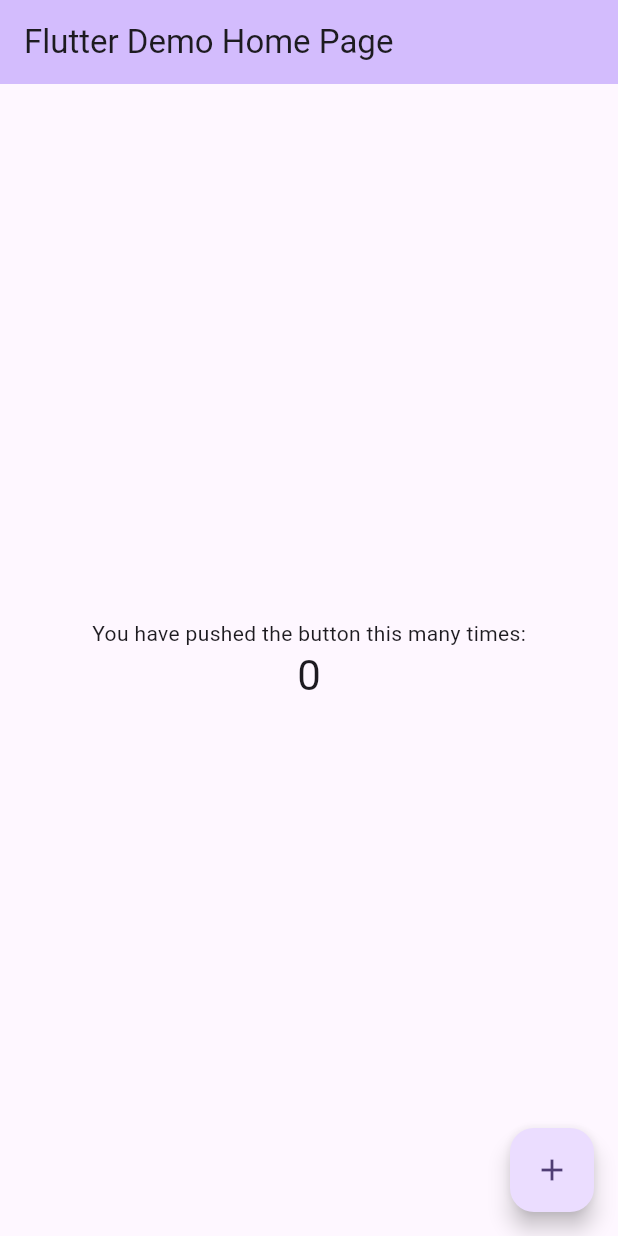
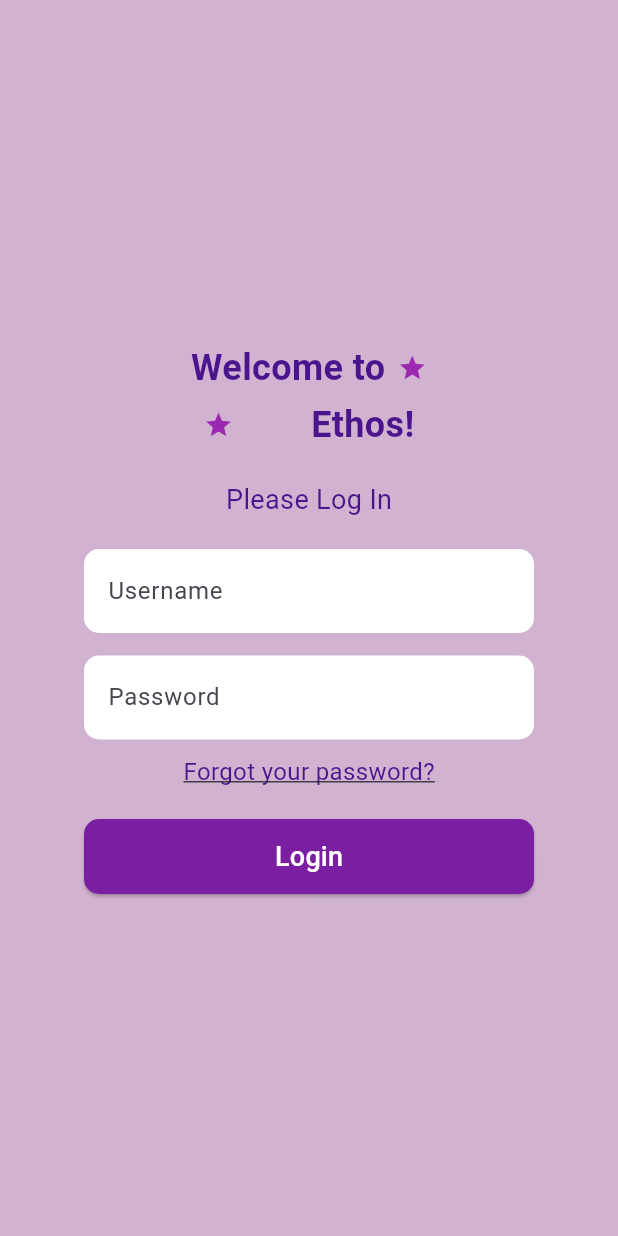
Before and after one commit to iogunbor/Ethical-AI-app, a Flutter app: the screen it shows after launch, on a phone screen of 412 x 824 dp. Run offline on Flutter 3.47's test engine with Material 3 defaults, Android fonts, the phone set to English and light mode, and no system bars.

Commit message:
Update main.dart
Working Landing page

```diff
--- a/lib/main.dart
+++ b/lib/main.dart
@@ -1,122 +1,202 @@
 import 'package:flutter/material.dart';
 
 void main() {
-  runApp(const MyApp());
+  runApp(MyApp());
 }
 
 class MyApp extends StatelessWidget {
-  const MyApp({super.key});
-
-  // This widget is the root of your application.
   @override
   Widget build(BuildContext context) {
     return MaterialApp(
+      debugShowCheckedModeBanner: false,
       title: 'Ethos App',
       theme: ThemeData(
-        // This is the theme of your application.
-        //
-        // TRY THIS: Try running your application with "flutter run". You'll see
-        // the application has a purple toolbar. Then, without quitting the app,
-        // try changing the seedColor in the colorScheme below to Colors.green
-        // and then invoke "hot reload" (save your changes or press the "hot
-        // reload" button in a Flutter-supported IDE, or press "r" if you used
-        // the command line to start the app).
-        //
-        // Notice that the counter didn't reset back to zero; the application
-        // state is not lost during the reload. To reset the state, use hot
-        // restart instead.
-        //
-        // This works for code too, not just values: Most code changes can be
-        // tested with just a hot reload.
-        colorScheme: ColorScheme.fromSeed(seedColor: Colors.deepPurple),
+        primarySwatch: Colors.purple,
       ),
-      home: const MyHomePage(title: 'Flutter Demo Home Page'),
+      initialRoute: '/',
+      routes: {
+        '/': (context) => LandingPage(),
+        '/passwordReset': (context) => PasswordResetPage(),
+        '/login' : (context) => LoggedInPage(),
+      },
     );
   }
 }
 
-class MyHomePage extends StatefulWidget {
-  const MyHomePage({super.key, required this.title});
-
-  // This widget is the home page of your application. It is stateful, meaning
-  // that it has a State object (defined below) that contains fields that affect
-  // how it looks.
-
-  // This class is the configuration for the state. It holds the values (in this
-  // case the title) provided by the parent (in this case the App widget) and
-  // used by the build method of the State. Fields in a Widget subclass are
-  // always marked "final".
-
-  final String title;
-
-  @override
-  State<MyHomePage> createState() => _MyHomePageState();
-}
-
-class _MyHomePageState extends State<MyHomePage> {
-  int _counter = 0;
-
-  void _incrementCounter() {
-    setState(() {
-      // This call to setState tells the Flutter framework that something has
-      // changed in this State, which causes it to rerun the build method below
-      // so that the display can reflect the updated values. If we changed
-      // _counter without calling setState(), then the build method would not be
-      // called again, and so nothing would appear to happen.
-      _counter++;
-    });
-  }
-
+class LandingPage extends StatelessWidget {
   @override
   Widget build(BuildContext context) {
-    // This method is rerun every time setState is called, for instance as done
-    // by the _incrementCounter method above.
-    //
-    // The Flutter framework has been optimized to make rerunning build methods
-    // fast, so that you can just rebuild anything that needs updating rather
-    // than having to individually change instances of widgets.
     return Scaffold(
-      appBar: AppBar(
-        // TRY THIS: Try changing the color here to a specific color (to
-        // Colors.amber, perhaps?) and trigger a hot reload to see the AppBar
-        // change color while the other colors stay the same.
-        backgroundColor: Theme.of(context).colorScheme.inversePrimary,
-        // Here we take the value from the MyHomePage object that was created by
-        // the App.build method, and use it to set our appbar title.
-        title: Text(widget.title),
+      body: Container(
+        width: double.infinity,
+        padding: EdgeInsets.symmetric(horizontal: 24),
+        decoration: BoxDecoration(
+          color: Color(0xFFD1B3D1), // Light purple background
+        ),
+        child: Column(
+          mainAxisAlignment: MainAxisAlignment.center,
+          crossAxisAlignment: CrossAxisAlignment.center,
+          children: [
+            // "Welcome to Ethos!" with stars
+            Column(
+              mainAxisSize: MainAxisSize.min,
+              children: [
+                // First Row for "Welcome to" with left star
+                Row(
+                  mainAxisAlignment: MainAxisAlignment.center,
+                  crossAxisAlignment: CrossAxisAlignment.center,
+                  children: [
+                    Text(
+                      'Welcome to',
+                      style: TextStyle(
+                        fontSize: 24,
+                        fontWeight: FontWeight.bold,
+                        color: Colors.purple[900],
+                      ),
+                    ),
+                    SizedBox(width: 8), // Space between star and text
+                    Icon(Icons.star, color: Colors.purple, size: 20), // Left star
+                  ],
+                ),
+
+                SizedBox(height: 4), // Small space between the lines
+
+                // Second Row for "Ethos!" with right star
+                Row(
+                  mainAxisAlignment: MainAxisAlignment.center,
+                  crossAxisAlignment: CrossAxisAlignment.center,
+                  children: [
+                    Icon(Icons.star, color: Colors.purple, size: 20), // Right star
+                    SizedBox(width: 8), // Space between text and star
+                    Text(
+                      '       Ethos!',
+                      style: TextStyle(
+                        fontSize: 24,
+                        fontWeight: FontWeight.bold,
+                        color: Colors.purple[900],
+                      ),
+                    ),
+
+                  ],
+                ),
+              ],
+            ),
+
+            SizedBox(height: 20),
+
+            // "Please Log In" text
+            Text(
+              'Please Log In',
+              style: TextStyle(
+                fontSize: 18,
+                color: Colors.purple[900],
+              ),
+            ),
+            SizedBox(height: 20),
+
+            // Username Input Field
+            SizedBox(
+            width: 300,
+            child: TextField(
+              decoration: InputDecoration(
+                filled: true,
+                fillColor: Colors.white,
+                hintText: 'Username',
+                border: OutlineInputBorder(
+                  borderRadius: BorderRadius.circular(10),
+                  borderSide: BorderSide.none,
+                ),
+              ),
+            ),
+            ),
+
+            SizedBox(height: 15),
+
+            // Password Input Field
+            SizedBox(
+              width: 300,
+              child: TextField(
+              obscureText: true,
+              decoration: InputDecoration(
+                filled: true,
+                fillColor: Colors.white,
+                hintText: 'Password',
+                border: OutlineInputBorder(
+                  borderRadius: BorderRadius.circular(10),
+                  borderSide: BorderSide.none,
+                ),
+              ),
+            ),
+            ),
+
+            SizedBox(height: 10),
+
+            // Forgot Password Link
+            GestureDetector(
+              onTap: () {
+                Navigator.pushNamed(context, '/passwordReset');
+              },
+              child: Text(
+                'Forgot your password?',
+                style: TextStyle(
+                  fontSize: 16,
+                  color: Colors.purple[900],
+                  decoration: TextDecoration.underline,
+                ),
+              ),
+            ),
+
+            SizedBox(height: 20),
+
+            //login
+            SizedBox(
+              width: 300,
+              height: 50,
+
+              child: ElevatedButton(
+        onPressed: () {
+          Navigator.pushNamed(context, '/login');
+        },
+        style: ElevatedButton.styleFrom(
+          backgroundColor: Colors.purple[700], // Button color
+          shape: RoundedRectangleBorder(
+            borderRadius: BorderRadius.circular(10), // Rounded corners
+          ),
+        ),
+        child: Text(
+          'Login',
+          style: TextStyle(fontSize: 18, color: Colors.white),
+        ),
       ),
-      body: Center(
-        // Center is a layout widget. It takes a single child and positions it
-        // in the middle of the parent.
-        child: Column(
-          // Column is also a layout widget. It takes a list of children and
-          // arranges them vertically. By default, it sizes itself to fit its
-          // children horizontally, and tries to be as tall as its parent.
-          //
-          // Column has various properties to control how it sizes itself and
-          // how it positions its children. Here we use mainAxisAlignment to
-          // center the children vertically; the main axis here is the vertical
-          // axis because Columns are vertical (the cross axis would be
-          // horizontal).
-          //
-          // TRY THIS: Invoke "debug painting" (choose the "Toggle Debug Paint"
-          // action in the IDE, or press "p" in the console), to see the
-          // wireframe for each widget.
-          mainAxisAlignment: MainAxisAlignment.center,
-          children: <Widget>[
-            const Text('You have pushed the button this many times:'),
-            Text(
-              '$_counter',
-              style: Theme.of(context).textTheme.headlineMedium,
             ),
+
+
+            //finish
           ],
         ),
       ),
-      floatingActionButton: FloatingActionButton(
-        onPressed: _incrementCounter,
-        tooltip: 'Increment',
-        child: const Icon(Icons.add),
-      ), // This trailing comma makes auto-formatting nicer for build methods.
     );
   }
 }
+
+class PasswordResetPage extends StatelessWidget {
+  @override
+  Widget build(BuildContext context) {
+    return Scaffold(
+      body: Center(
+        child: Text('Password Reset Page'),
+      ),
+    );
+  }
+}
+
+class LoggedInPage extends StatelessWidget {
+  @override
+  Widget build(BuildContext context) {
+    return Scaffold(
+      body: Center(
+        child: Text('Logged In Page'),
+      ),
+    );
+  }
+}
```
